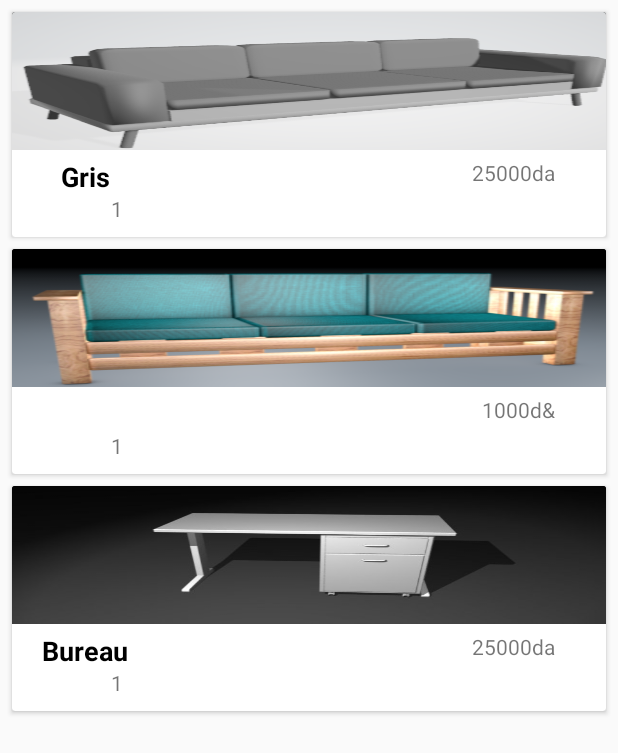
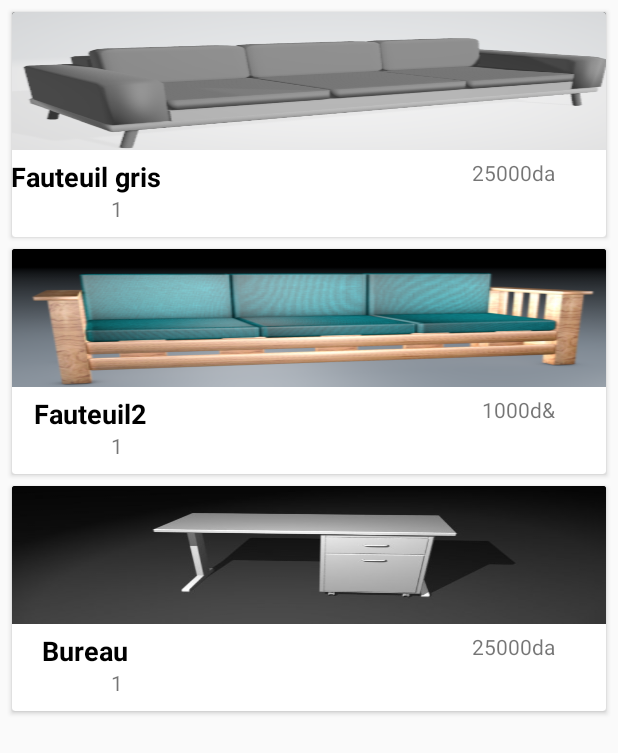
Before and after one commit to massinoLight/PFE, an Android app: the ListeMeuble3DActivity screen opened directly, with no data from a screen before it, on a phone screen of 412 x 824 dp. Shown: the top 753 px of the screen. Run offline under Robolectric (Android 15) with nearby library versions, the phone set to English and light mode, and no system bars.

Commit message:
jai arrangé le clicklistner apres RecyclerView

```diff
--- a/app/src/main/java/com/massino/pfeadelramzi/ListeMeuble3DActivity.kt
+++ b/app/src/main/java/com/massino/pfeadelramzi/ListeMeuble3DActivity.kt
@@ -27,8 +27,8 @@ class ListeMeuble3DActivity : AppCompatActivity() {
     private fun generateList(): MutableList<Meuble>{
 
         val list = ArrayList<Meuble>()
-            val meuble = Meuble(R.drawable.fauteilgris, "Gris","25000da",1)
-            val meuble1 = Meuble(R.drawable.fauteuille1, "","1000d&",1)
+            val meuble = Meuble(R.drawable.fauteilgris, "Fauteuil gris","25000da",1)
+            val meuble1 = Meuble(R.drawable.fauteuille1, "Fauteuil2","1000d&",1)
             val meuble2 = Meuble(R.drawable.burau, "Bureau","25000da",1)
             list.add(meuble)
         //mon_recycler.adapter?.notifyItemInserted(0)
@@ -36,17 +36,6 @@ class ListeMeuble3DActivity : AppCompatActivity() {
         //mon_recycler.adapter?.notifyItemInserted(0)
             list.add(meuble2)
        // mon_recycler.adapter?.notifyItemInserted(0)
-
-        // redondance ?
-        /*list.add(meuble)
-        list.add(meuble1)
-        list.add(meuble2)
-
-        list.add(meuble)
-        list.add(meuble1)
-        list.add(meuble2)*/
-
-
 
         return list
     }
@@ -60,7 +49,8 @@ class ListeMeuble3DActivity : AppCompatActivity() {
         {
 
             val intent3 = Intent(this, SceneformeActivity::class.java)
-            intent3.putExtra("image_url",1)
+            // j'ai envoyé "nom" parceque avant il envoyait à chaque fois la valeur 1 et jamais la vrai position du click il faut implimenter une interface dans l'adapter et changer bcp de chose pour utiliser position...
+            intent3.putExtra("image_url",it.nom)
             startActivity(intent3)
 
 
```
Also changed, not shown: app/src/main/java/com/massino/pfeadelramzi/SceneformeActivity.java (+10 -9 lines).
